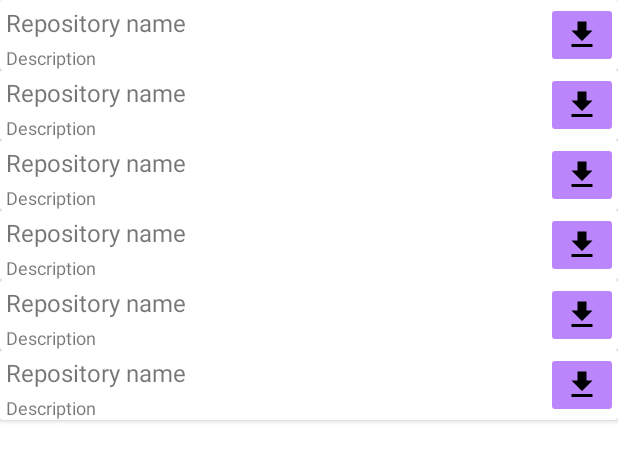
After one commit to ispite/test_3205.team, an Android app: the layout fragment_repos.xml on its own in the app's theme, with its tools: preview values and no code run, on a phone screen of 412 x 824 dp. The commit adds this screen. Shown: the top 461 px of the screen. Run offline under Robolectric (Android 15) with nearby library versions, the phone set to English and light mode, and no system bars.

Commit message:
added ReposFragment.kt and reworked MainFragment.kt

```diff
--- a/app/build.gradle
+++ b/app/build.gradle
@@ -50,4 +50,7 @@ dependencies {
 
     // View binding delegate // reflection-free flavor
     implementation 'com.github.kirich1409:viewbindingpropertydelegate-noreflection:1.5.6'
+
+    //RecyclerView
+    implementation 'androidx.recyclerview:recyclerview:1.2.1'
 }
--- a/app/src/main/java/ru/skillbox/test_3205team/MainFragment.kt
+++ b/app/src/main/java/ru/skillbox/test_3205team/MainFragment.kt
@@ -7,4 +7,6 @@ import ru.skillbox.test_3205team.databinding.FragmentMainBinding
 class MainFragment : Fragment(R.layout.fragment_main) {
 
     private val binding: FragmentMainBinding by viewBinding(FragmentMainBinding::bind)
+
+    // TODO почитать gitHub API нужна ли авторизация для доступа к репозиториям и имплементировать вот это всё
 }
--- a/app/src/main/java/ru/skillbox/test_3205team/SplashFragment.kt
+++ b/app/src/main/java/ru/skillbox/test_3205team/ReposFragment.kt
@@ -2,4 +2,5 @@ package ru.skillbox.test_3205team
 
 import androidx.fragment.app.Fragment
 
-class SplashFragment : Fragment()
+class ReposFragment : Fragment(R.layout.fragment_repos) {
+}
--- /dev/null
+++ b/app/src/main/res/drawable/ic_download.xml
@@ -0,0 +1,5 @@
+<vector android:height="24dp" android:tint="#000000"
+    android:viewportHeight="24" android:viewportWidth="24"
+    android:width="24dp" xmlns:android="http://schemas.android.com/apk/res/android">
+    <path android:fillColor="@android:color/white" android:pathData="M5,20h14v-2H5V20zM19,9h-4V3H9v6H5l7,7L19,9z"/>
+</vector>
--- /dev/null
+++ b/app/src/main/res/layout/fragment_repos.xml
@@ -0,0 +1,15 @@
+<?xml version="1.0" encoding="utf-8"?>
+<androidx.constraintlayout.widget.ConstraintLayout xmlns:android="http://schemas.android.com/apk/res/android"
+    xmlns:tools="http://schemas.android.com/tools"
+    android:layout_width="match_parent"
+    android:layout_height="match_parent"
+    android:background="@color/white">
+
+    <androidx.recyclerview.widget.RecyclerView
+        android:id="@+id/reposRecyclerView"
+        android:layout_width="match_parent"
+        android:layout_height="match_parent"
+        tools:itemCount="16"
+        tools:listitem="@layout/item_repository" />
+
+</androidx.constraintlayout.widget.ConstraintLayout>
--- /dev/null
+++ b/app/src/main/res/layout/item_repository.xml
@@ -0,0 +1,44 @@
+<?xml version="1.0" encoding="utf-8"?>
+<androidx.cardview.widget.CardView xmlns:android="http://schemas.android.com/apk/res/android"
+    xmlns:app="http://schemas.android.com/apk/res-auto"
+    xmlns:tools="http://schemas.android.com/tools"
+    android:layout_width="match_parent"
+    android:layout_height="wrap_content">
+
+    <androidx.constraintlayout.widget.ConstraintLayout
+        android:layout_width="match_parent"
+        android:layout_height="wrap_content">
+
+        <TextView
+            android:id="@+id/repoNameTextView"
+            android:layout_width="wrap_content"
+            android:layout_height="wrap_content"
+            android:layout_margin="4dp"
+            android:textSize="16sp"
+            app:layout_constraintStart_toStartOf="parent"
+            app:layout_constraintTop_toTopOf="parent"
+            tools:text="Repository name" />
+
+        <TextView
+            android:id="@+id/repoDescriptionTextView"
+            android:layout_width="wrap_content"
+            android:layout_height="wrap_content"
+            android:layout_margin="4dp"
+            android:textSize="12sp"
+            app:layout_constraintStart_toStartOf="parent"
+            app:layout_constraintTop_toBottomOf="@id/repoNameTextView"
+            tools:text="Description" />
+
+        <androidx.appcompat.widget.AppCompatImageButton
+            android:id="@+id/repoDownloadButton"
+            android:layout_width="wrap_content"
+            android:layout_height="wrap_content"
+            android:backgroundTint="@color/purple_200"
+            android:src="@drawable/ic_download"
+            app:layout_constraintBottom_toBottomOf="parent"
+            app:layout_constraintEnd_toEndOf="parent"
+            app:layout_constraintTop_toTopOf="parent" />
+
+    </androidx.constraintlayout.widget.ConstraintLayout>
+
+</androidx.cardview.widget.CardView>
```
Also changed, not shown: app/src/main/res/layout/fragment_main.xml (+14 -5 lines), app/src/main/res/layout/item_user.xml (added, +35 -0 lines), app/src/main/res/navigation/nav_graph.xml (+10 -1 lines).
